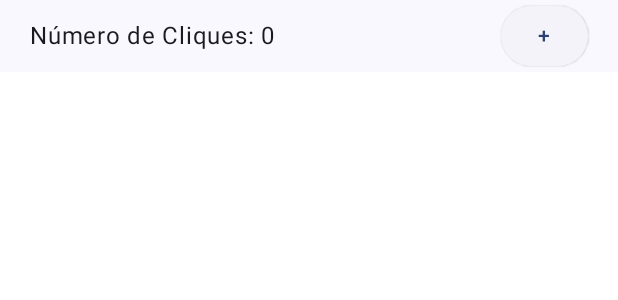
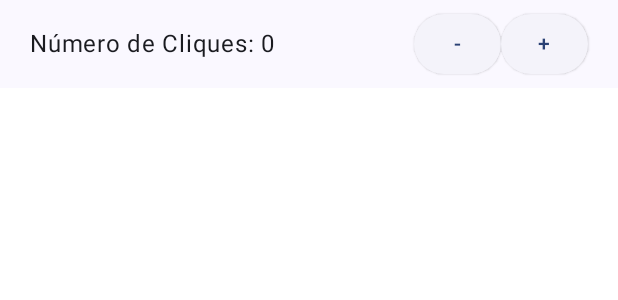
Before and after one commit to tads-ufpr-alexkutzke/ds151-aula-05-counter, an Android app built with Jetpack Compose: the @Preview function PreviewCounter, on a phone screen of 412 x 824 dp. Shown: the top 300 px of the screen. Run offline under Robolectric (Android 15) with nearby library versions, the phone set to English and light mode, and no system bars.

Commit message:
Botão de decremento

```diff
--- a/app/src/main/java/com/example/aula05counter/ui/Counter/Counter.kt
+++ b/app/src/main/java/com/example/aula05counter/ui/Counter/Counter.kt
@@ -3,6 +3,7 @@ package com.example.aula05counter.ui.Counter
 import androidx.compose.foundation.layout.Row
 import androidx.compose.foundation.layout.fillMaxWidth
 import androidx.compose.foundation.layout.padding
+import androidx.compose.foundation.layout.width
 import androidx.compose.material3.ElevatedButton
 import androidx.compose.material3.Surface
 import androidx.compose.material3.Text
@@ -18,16 +19,21 @@ import com.example.aula05counter.ui.theme.Aula05CounterTheme
 
 @Composable
 fun Counter(modifier: Modifier = Modifier){
-    var count: MutableState<Int> = remember {  mutableStateOf(0) };
+    var count: MutableState<Int> = remember {  mutableStateOf(0) }
     Surface(modifier = modifier) {
         Row(
-            modifier = modifier.padding(start=20.dp,end=20.dp).fillMaxWidth(),
+            modifier = modifier.padding(horizontal = 20.dp, vertical = 5.dp).fillMaxWidth(),
             verticalAlignment = Alignment.CenterVertically,
         ){
             Text(
                 text="Número de Cliques: ${count.value}",
                 modifier = Modifier.weight(1f)
             )
+            ElevatedButton(
+                onClick = { count.value-- }
+            ) {
+                Text("-")
+            }
             ElevatedButton(
                 onClick = { count.value++ },
             ) {
@@ -37,7 +43,7 @@ fun Counter(modifier: Modifier = Modifier){
     }
 }
 
-@Preview(widthDp = 320)
+@Preview(widthDp = 480)
 @Composable
 fun PreviewCounter(){
     Aula05CounterTheme {
```
